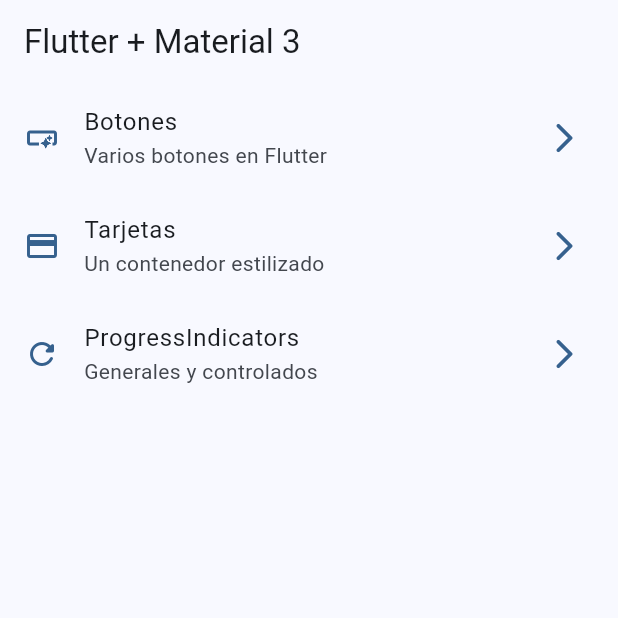
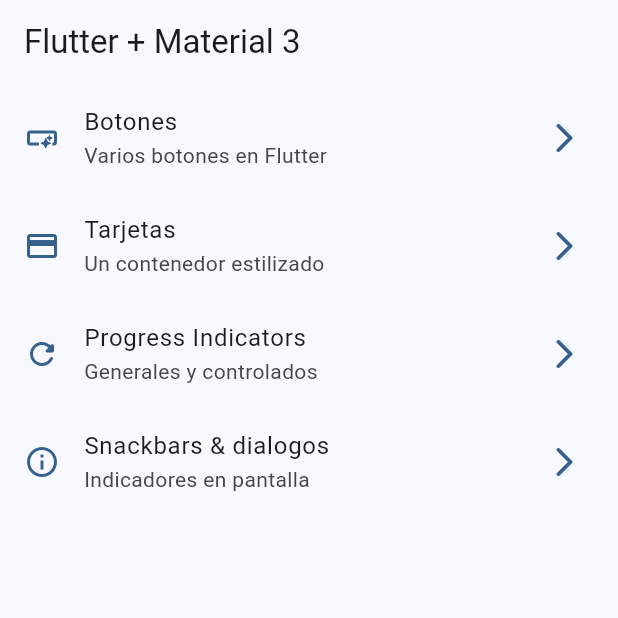
Before and after one commit to ingnelsonus/widgets_app, a Flutter app: the screen it shows after launch, on a phone screen of 412 x 824 dp, the top half of it. Run offline on Flutter 3.47's test engine with Material 2 defaults, Android fonts, the phone set to English and light mode, and no system bars; our stand-ins replace go_router.

Commit message:
Snackbars and Dialogs finished

```diff
--- a/lib/config/menu/menu_items.dart
+++ b/lib/config/menu/menu_items.dart
@@ -28,9 +28,15 @@ class MenuItem {
       icon: Icons.credit_card
       ),
       MenuItem(
-      title: 'ProgressIndicators',
+      title: 'Progress Indicators',
       subTitle: 'Generales y controlados',
       link: '/progress',
       icon: Icons.refresh_rounded
+      ),
+      MenuItem(
+      title: 'Snackbars & dialogos',
+      subTitle: 'Indicadores en pantalla',
+      link: '/snackbars',
+      icon: Icons.info_outline
       )
   ];
--- a/lib/config/router/app_router.dart
+++ b/lib/config/router/app_router.dart
@@ -25,6 +25,11 @@ final appRouter = GoRouter(
       path: '/progress',
       name: ProgressScreen.name,
       builder: (context, state) =>const ProgressScreen(),
+    ),
+    GoRoute(
+      path: '/snackbars',
+      name: SnackbarScreen.name,
+      builder: (context, state) =>const SnackbarScreen(),
     )
   ]
 );
--- a/lib/main.dart
+++ b/lib/main.dart
@@ -16,6 +16,7 @@ class MainApp extends StatelessWidget {
   @override
   Widget build(BuildContext context) {
     return  MaterialApp.router(
+      title: 'Flutter widgets',
       routerConfig: appRouter,
       debugShowCheckedModeBanner: false,
       theme: AppTheme(selectedColor: 0).getTheme(),
```
Also changed, not shown: lib/presentation/screens/snackbar/snackbar_screen.dart (+55 -1 lines).
